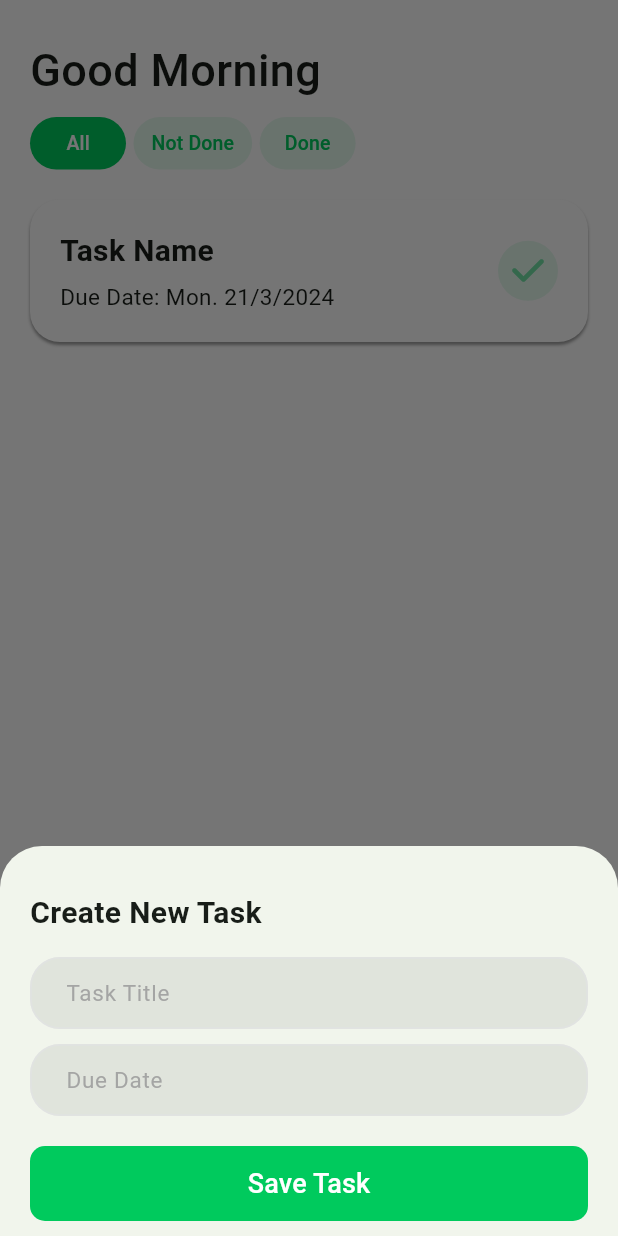
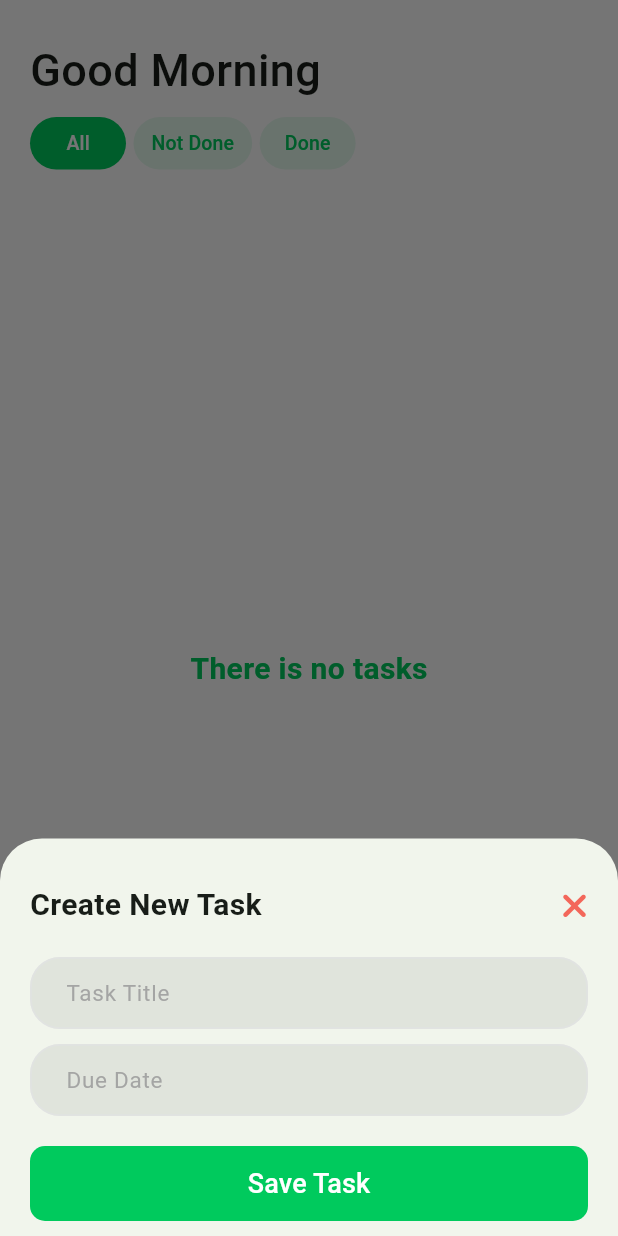
Before and after one commit to Mohammed-AboLEneen/Online-Tasks-App, a Flutter app: the screen it shows after launch, after a tap on "Create Task", on a phone screen of 412 x 824 dp. Run offline on Flutter 3.47's test engine with Material 3 defaults, Android fonts, the phone set to English and light mode, and no system bars; our stand-ins replace flutter_bloc, font_awesome_flutter, hive, hive_flutter; accounts and stored records are empty.

Commit message:
create cubit for add new task widget and able to add to hive box but logic not complete with homepage cubit

```diff
--- a/lib/features/homePage/data/models/task_card_model.dart
+++ b/lib/features/homePage/data/models/task_card_model.dart
@@ -9,7 +9,7 @@ class TaskCardModel extends HiveObject {
   @HiveField(1)
   final String date;
   @HiveField(2)
-  final String status;
+  final int status;
 
   TaskCardModel({
     required this.title,
--- /dev/null
+++ b/lib/features/homePage/presentation/manager/add_new_task_cubit/add_new_task_cubit.dart
@@ -0,0 +1,27 @@
+import 'package:flutter_bloc/flutter_bloc.dart';
+import 'package:hive/hive.dart';
+
+import '../../../data/models/task_card_model.dart';
+import 'add_new_task_states.dart';
+
+class AddNewTaskCubit extends Cubit<AddNewTaskStates> {
+  AddNewTaskCubit() : super(AddNewTaskInitialState());
+
+  static AddNewTaskCubit get(context) => BlocProvider.of(context);
+
+  Box? currentTasksBox;
+
+  List<String> topics = ['All', 'Not Done', 'Done'];
+  int currentTopicIndex = 0;
+
+  void initCurrentTasksBox(String topicBox) async {
+    currentTasksBox = await Hive.openBox<TaskCardModel>(topicBox);
+  }
+
+  void addTask(TaskCardModel task) async {
+    emit(AddNewTaskLoadingState());
+    int? index = await currentTasksBox?.add(task);
+    emit(AddNewTaskSuccessState());
+    print('done : $index');
+  }
+}
--- /dev/null
+++ b/lib/features/homePage/presentation/manager/add_new_task_cubit/add_new_task_states.dart
@@ -0,0 +1,13 @@
+abstract class AddNewTaskStates {}
+
+class AddNewTaskInitialState extends AddNewTaskStates {}
+
+class AddNewTaskSuccessState extends AddNewTaskStates {}
+
+class AddNewTaskLoadingState extends AddNewTaskStates {}
+
+class AddNewTaskFailureState extends AddNewTaskStates {
+  final String error;
+
+  AddNewTaskFailureState(this.error);
+}
--- a/lib/features/homePage/presentation/manager/home_page_cubit/home_page_cubit.dart
+++ b/lib/features/homePage/presentation/manager/home_page_cubit/home_page_cubit.dart
@@ -14,23 +14,27 @@ class HomePageCubit extends Cubit<HomePageStates> {
   Box? currentTasksBox;
 
   List<String> topics = ['All', 'Not Done', 'Done'];
+  int currentTopicIndex = 0;
 
   void initCurrentTasksBox() async {
     currentTasksBox = await Hive.openBox<TaskCardModel>('All');
-    tasks = currentTasksBox?.values.toList() as List<TaskCardModel>;
+    tasks.addAll(currentTasksBox?.values.toList() as List<TaskCardModel>);
     emit(GetTaskSuccessState());
   }
 
   void addTask(TaskCardModel task) async {
     await currentTasksBox?.add(task);
-    tasks.add(task);
-    emit(AddNewTaskSuccessState());
+    if (currentTopicIndex == 0 || currentTopicIndex == 1) {
+      tasks.add(task);
+      emit(AddNewTaskSuccessState());
+    }
   }
 
   void changeTasksTopic(int index) async {
     currentTasksBox?.close();
-
+    currentTopicIndex = index;
     currentTasksBox = await Hive.openBox<TaskCardModel>(topics[index]);
+    tasks.clear();
     tasks = currentTasksBox?.values.toList() as List<TaskCardModel>;
 
     emit(ChangeTaskTopicState());
--- a/lib/features/homePage/presentation/view/home_page.dart
+++ b/lib/features/homePage/presentation/view/home_page.dart
@@ -2,6 +2,7 @@ import 'package:flutter/material.dart';
 import 'package:flutter_bloc/flutter_bloc.dart';
 import 'package:todo_list_app/features/homePage/presentation/view/widgets/create_task_bottom_widget.dart';
 import 'package:todo_list_app/features/homePage/presentation/view/widgets/custom_task_card.dart';
+import 'package:todo_list_app/features/homePage/presentation/view/widgets/tasks_listview.dart';
 import '../../../../cores/utlis/app_fonts.dart';
 import '../../../../cores/widgets/segment_button.dart';
 import '../manager/home_page_cubit/home_page_cubit.dart';
@@ -13,7 +14,7 @@ class HomePage extends StatelessWidget {
   @override
   Widget build(BuildContext context) {
     return BlocProvider(
-        create: (context) => HomePageCubit(),
+        create: (context) => HomePageCubit()..initCurrentTasksBox(),
         child: BlocConsumer<HomePageCubit, HomePageStates>(
             listener: (context, state) {},
             builder: (context, state) {
@@ -39,9 +40,16 @@ class HomePage extends StatelessWidget {
                       const SizedBox(
                         height: 20,
                       ),
-                      const CustomTaskCard(),
-                      const Spacer(),
-                      const CreateTaskButtonWidget()
+                      TasksListview(
+                        tasks: homePageCubit.tasks,
+                      ),
+                      Padding(
+                        padding: const EdgeInsets.only(top: 5),
+                        child: CreateTaskButtonWidget(
+                          topicBox: homePageCubit
+                              .topics[homePageCubit.currentTopicIndex],
+                        ),
+                      )
                     ],
                   ),
                 )),
--- /dev/null
+++ b/lib/features/homePage/presentation/view/widgets/add_new_task_widget.dart
@@ -0,0 +1,119 @@
+import 'package:flutter/material.dart';
+import 'package:flutter_bloc/flutter_bloc.dart';
+import 'package:font_awesome_flutter/font_awesome_flutter.dart';
+import 'package:intl/intl.dart';
+import 'package:todo_list_app/features/homePage/presentation/manager/add_new_task_cubit/add_new_task_cubit.dart';
+import 'package:todo_list_app/features/homePage/presentation/manager/add_new_task_cubit/add_new_task_states.dart';
+
+import '../../../../../constents.dart';
+import '../../../../../cores/methods/show_date_picker.dart';
+import '../../../../../cores/utlis/app_fonts.dart';
+import '../../../../../cores/widgets/custom_textbutton.dart';
+import '../../../../../cores/widgets/custom_textfield_rounded_border.dart';
+import '../../../data/models/task_card_model.dart';
+
+class AddNewTaskWidget extends StatefulWidget {
+  const AddNewTaskWidget({super.key});
+
+  @override
+  State<AddNewTaskWidget> createState() => _AddNewTaskWidgetState();
+}
+
+class _AddNewTaskWidgetState extends State<AddNewTaskWidget> {
+  final titleController = TextEditingController();
+  final dateController = TextEditingController();
+
+  @override
+  Widget build(BuildContext context) {
+    return Container(
+      padding: EdgeInsets.only(
+          top: 30,
+          left: 20,
+          right: 20,
+          bottom: MediaQuery.of(context).viewInsets.bottom + 10),
+      child: Column(
+        crossAxisAlignment: CrossAxisAlignment.start,
+        mainAxisSize: MainAxisSize.min,
+        children: <Widget>[
+          Row(
+            children: [
+              Text(
+                'Create New Task',
+                style: AppFonts.textStyle20Bold,
+              ),
+              const Spacer(),
+              GestureDetector(
+                  onTap: () {
+                    Navigator.pop(context);
+                  },
+                  child: FaIcon(FontAwesomeIcons.xmark,
+                      color: Colors.red.withOpacity(.8))),
+            ],
+          ),
+          const SizedBox(
+            height: 20,
+          ),
+          CustomTextFieldRoundedBorder(
+            labelText: 'Task Title',
+            backgroundColor: Colors.grey.withOpacity(.2),
+            textInputAction: TextInputAction.newline,
+            maxLines: 4,
+            minLines: 1,
+            padding: const EdgeInsets.only(left: 20),
+            controller: titleController,
+          ),
+          const SizedBox(height: 10),
+          CustomTextFieldRoundedBorder(
+            labelText: 'Due Date',
+            backgroundColor: Colors.grey.withOpacity(.2),
+            textColor: Colors.teal,
+            padding: const EdgeInsets.only(left: 20),
+            keyboardType: TextInputType.none,
+            onTap: () async {
+              DateTime? pickedDate = await showDatePickerMethod(context);
+
+              if (pickedDate != null) {
+                String formattedDate =
+                    DateFormat('EEE. d/M/yyyy').format(pickedDate);
+
+                dateController.text = formattedDate;
+              }
+            },
+            controller: dateController,
+          ),
+          const SizedBox(
+            height: 20,
+          ),
+          BlocBuilder<AddNewTaskCubit, AddNewTaskStates>(
+              builder: (context, state) {
+            if (state is AddNewTaskLoadingState) {
+              return Center(
+                child: CircularProgressIndicator(
+                  color: mainColor,
+                ),
+              );
+            } else {
+              return SizedBox(
+                width: MediaQuery.sizeOf(context).width,
+                height: 50,
+                child: CustomTextButton(
+                  text: 'Save Task',
+                  isTenRounded: true,
+                  textSize: 18,
+                  buttonColor: mainColor,
+                  onPressed: () {
+                    BlocProvider.of<AddNewTaskCubit>(context).addTask(
+                        TaskCardModel(
+                            title: titleController.text,
+                            date: dateController.text,
+                            status: 0));
+                  },
+                ),
+              );
+            }
+          })
+        ],
+      ),
+    );
+  }
+}
--- a/lib/features/homePage/presentation/view/widgets/create_task_bottom_widget.dart
+++ b/lib/features/homePage/presentation/view/widgets/create_task_bottom_widget.dart
@@ -1,24 +1,24 @@
 import 'package:flutter/material.dart';
+import 'package:flutter_bloc/flutter_bloc.dart';
 import 'package:intl/intl.dart';
+import 'package:todo_list_app/features/homePage/data/models/task_card_model.dart';
+import 'package:todo_list_app/features/homePage/presentation/manager/add_new_task_cubit/add_new_task_cubit.dart';
 
 import '../../../../../constents.dart';
 import '../../../../../cores/methods/show_date_picker.dart';
 import '../../../../../cores/utlis/app_fonts.dart';
 import '../../../../../cores/widgets/custom_textbutton.dart';
 import '../../../../../cores/widgets/custom_textfield_rounded_border.dart';
+import '../../manager/home_page_cubit/home_page_cubit.dart';
+import 'add_new_task_widget.dart';
 
-class CreateTaskButtonWidget extends StatefulWidget {
+class CreateTaskButtonWidget extends StatelessWidget {
+  final String topicBox;
+
   const CreateTaskButtonWidget({
     super.key,
+    required this.topicBox,
   });
-
-  @override
-  State<CreateTaskButtonWidget> createState() => _CreateTaskButtonWidgetState();
-}
-
-class _CreateTaskButtonWidgetState extends State<CreateTaskButtonWidget> {
-  final titleController = TextEditingController();
-  final dateController = TextEditingController();
 
   @override
   Widget build(BuildContext context) {
@@ -35,68 +35,11 @@ class _CreateTaskButtonWidgetState extends State<CreateTaskButtonWidget> {
             context: context,
             isScrollControlled: true,
             builder: (BuildContext context) {
-              return Container(
-                padding: EdgeInsets.only(
-                    top: 30,
-                    left: 20,
-                    right: 20,
-                    bottom: MediaQuery.of(context).viewInsets.bottom + 10),
-                child: Column(
-                  crossAxisAlignment: CrossAxisAlignment.start,
-                  mainAxisSize: MainAxisSize.min,
-                  children: <Widget>[
-                    Text(
-                      'Create New Task',
-                      style: AppFonts.textStyle20Bold,
-                    ),
-                    const SizedBox(
-                      height: 15,
-                    ),
-                    CustomTextFieldRoundedBorder(
-                      labelText: 'Task Title',
-                      backgroundColor: Colors.grey.withOpacity(.2),
-                      textInputAction: TextInputAction.newline,
-                      maxLines: 4,
-                      minLines: 1,
-                      padding: const EdgeInsets.only(left: 20),
-                      controller: titleController,
-                    ),
-                    const SizedBox(height: 10),
-                    CustomTextFieldRoundedBorder(
-                      labelText: 'Due Date',
-                      backgroundColor: Colors.grey.withOpacity(.2),
-                      textColor: Colors.teal,
-                      padding: const EdgeInsets.only(left: 20),
-                      keyboardType: TextInputType.none,
-                      onTap: () async {
-                        DateTime? pickedDate =
-                            await showDatePickerMethod(context);
-
-                        if (pickedDate != null) {
-                          String formattedDate =
-                              DateFormat('EEE. d/M/yyyy').format(pickedDate);
-
-                          dateController.text = formattedDate;
-                        }
-                      },
-                      controller: dateController,
-                    ),
-                    const SizedBox(
-                      height: 20,
-                    ),
-                    SizedBox(
-                      width: MediaQuery.sizeOf(context).width,
-                      height: 50,
-                      child: CustomTextButton(
-                        text: 'Save Task',
-                        isTenRounded: true,
-                        textSize: 18,
-                        buttonColor: mainColor,
-                      ),
-                    )
-                  ],
-                ),
-              );
+              print(topicBox);
+              return BlocProvider(
+                  create: (context) =>
+                      AddNewTaskCubit()..initCurrentTasksBox(topicBox),
+                  child: const AddNewTaskWidget());
             },
           );
         },
--- a/lib/features/homePage/presentation/view/widgets/custom_task_card.dart
+++ b/lib/features/homePage/presentation/view/widgets/custom_task_card.dart
@@ -3,9 +3,12 @@ import 'package:font_awesome_flutter/font_awesome_flutter.dart';
 import 'package:todo_list_app/constents.dart';
 
 import '../../../../../cores/utlis/app_fonts.dart';
+import '../../../data/models/task_card_model.dart';
 
 class CustomTaskCard extends StatelessWidget {
-  const CustomTaskCard({super.key});
+  final TaskCardModel taskCardModel;
+
+  const CustomTaskCard({super.key, required this.taskCardModel});
 
   @override
   Widget build(BuildContext context) {
@@ -29,7 +32,7 @@ class CustomTaskCard extends StatelessWidget {
               crossAxisAlignment: CrossAxisAlignment.start,
               children: [
                 Text(
-                  'Task Name',
+                  taskCardModel.title,
                   style: AppFonts.textStyle20Bold,
                   overflow: TextOverflow.ellipsis,
                   maxLines: 3,
@@ -38,7 +41,7 @@ class CustomTaskCard extends StatelessWidget {
                   height: 5,
                 ),
                 Text(
-                  'Due Date: Mon. 21/3/2024',
+                  'Due Date: ${taskCardModel.date}',
                   style: AppFonts.textStyle15Regular,
                   overflow: TextOverflow.ellipsis,
                   maxLines: 1,
@@ -47,9 +50,13 @@ class CustomTaskCard extends StatelessWidget {
             ),
           ),
           CircleAvatar(
-            backgroundColor: mainColor.withOpacity(.1),
+            backgroundColor: taskCardModel.status == 0
+                ? mainColor.withOpacity(.1)
+                : mainColor,
             child: FaIcon(FontAwesomeIcons.check,
-                color: mainColor.withOpacity(.5)),
+                color: taskCardModel.status == 0
+                    ? mainColor.withOpacity(.5)
+                    : Colors.white),
           )
         ],
       ),
--- /dev/null
+++ b/lib/features/homePage/presentation/view/widgets/tasks_listview.dart
@@ -0,0 +1,33 @@
+import 'package:flutter/material.dart';
+import 'package:todo_list_app/constents.dart';
+
+import '../../../../../cores/utlis/app_fonts.dart';
+import '../../../data/models/task_card_model.dart';
+import 'custom_task_card.dart';
+
+class TasksListview extends StatelessWidget {
+  final List<TaskCardModel> tasks;
+
+  const TasksListview({super.key, required this.tasks});
+
+  @override
+  Widget build(BuildContext context) {
+    return Expanded(
+      child: tasks.isEmpty
+          ? Center(
+              child: Text(
+                'There is no tasks',
+                style: AppFonts.textStyle20Bold?.copyWith(color: mainColor),
+              ),
+            )
+          : ListView.builder(
+              itemBuilder: (context, index) => Padding(
+                    padding: const EdgeInsets.symmetric(vertical: 5),
+                    child: CustomTaskCard(
+                      taskCardModel: tasks[index],
+                    ),
+                  ),
+              itemCount: tasks.length),
+    );
+  }
+}
```
Also changed, not shown: lib/features/homePage/data/models/task_card_model.g.dart.
